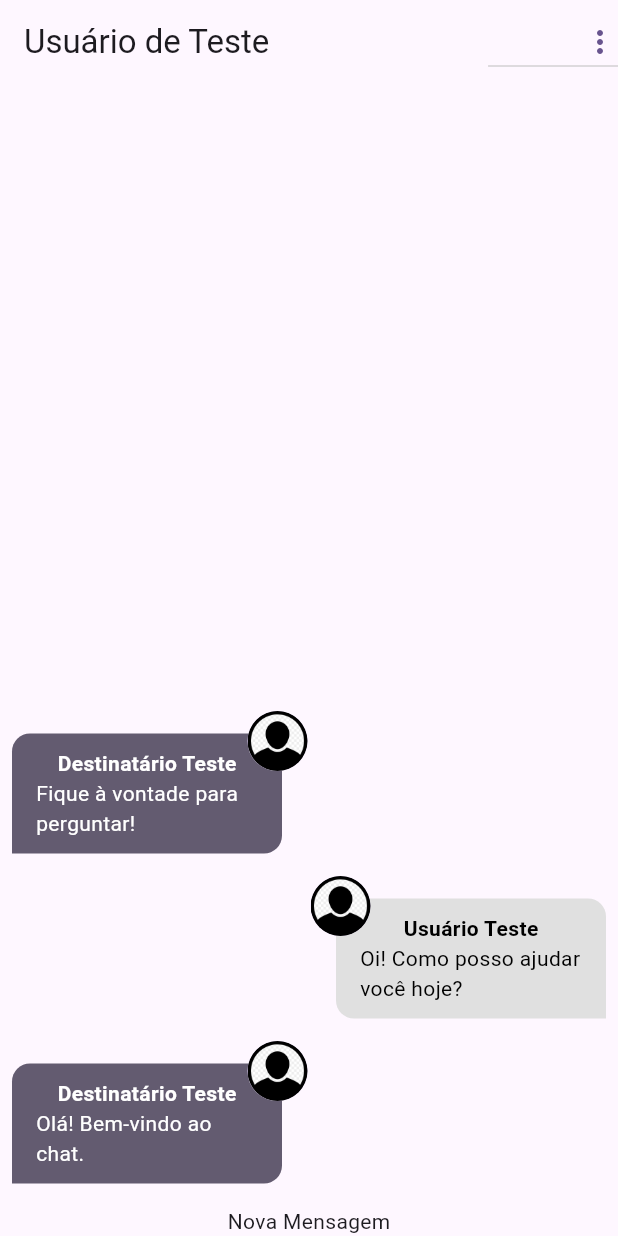
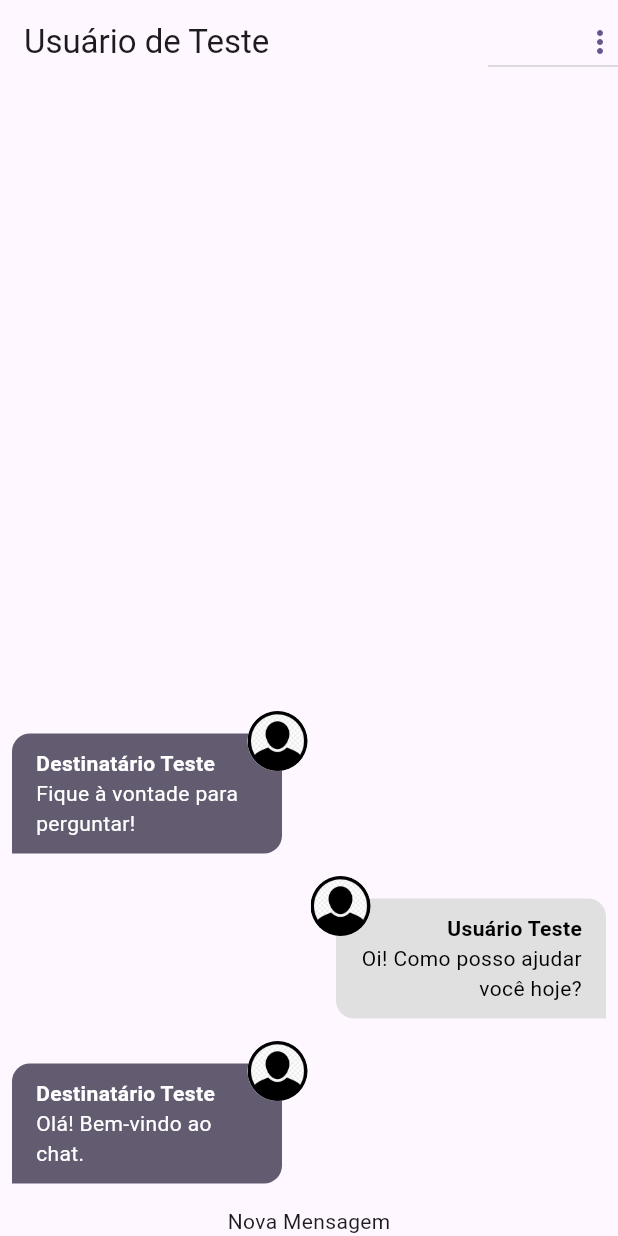
Before and after one commit to maitabom/flutter-chat, a Flutter app: the screen it shows after launch, on a phone screen of 412 x 824 dp. Run offline on Flutter 3.47's test engine with Material 3 defaults, Android fonts, the phone set to English and light mode, and no system bars; our stand-ins replace image_picker; accounts and stored records are empty.

Commit message:
atualiza alinhamento de texto e propriedades de exibição na MessageBubble para melhor clareza

```diff
--- a/lib/components/message_bubble.dart
+++ b/lib/components/message_bubble.dart
@@ -58,6 +58,9 @@ class MessageBubble extends StatelessWidget {
               padding: const EdgeInsets.symmetric(vertical: 10, horizontal: 16),
               margin: EdgeInsets.symmetric(vertical: 15, horizontal: 8),
               child: Column(
+                crossAxisAlignment: fromCurrentUser
+                    ? CrossAxisAlignment.end
+                    : CrossAxisAlignment.start,
                 children: [
                   Text(
                     message.userName,
@@ -68,6 +71,9 @@ class MessageBubble extends StatelessWidget {
                   ),
                   Text(
                     message.text,
+                    textAlign: fromCurrentUser
+                        ? TextAlign.right
+                        : TextAlign.left,
                     style: TextStyle(
                       color: fromCurrentUser ? Colors.black : Colors.white,
                     ),
```
